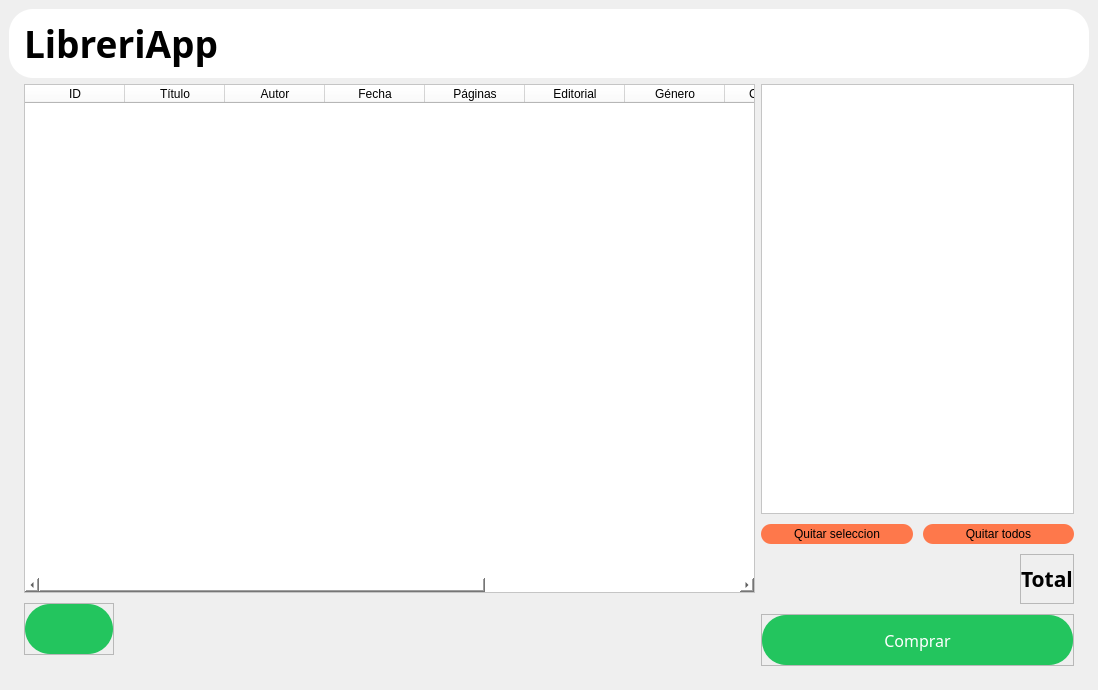
The window that win.ui (JuannRob/final-lab2) describes before a commit, drawn with Qt 5.
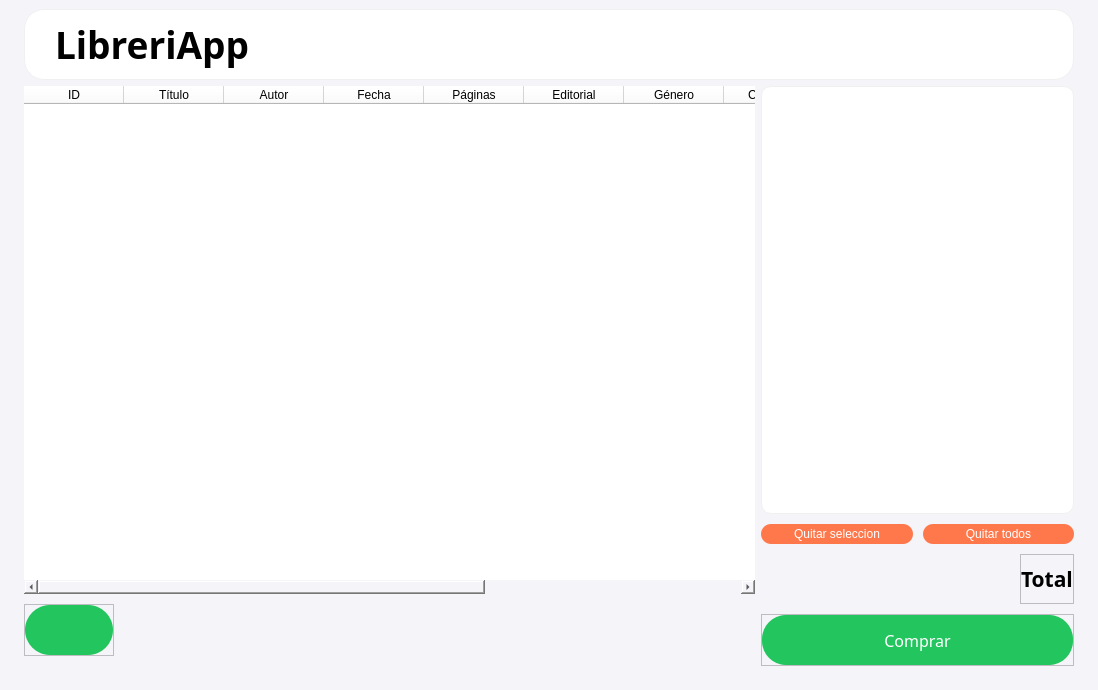
The same window after the commit. Icons and pictures are not drawn.

The edit to the form file:
```diff
--- a/win.ui
+++ b/win.ui
@@ -14,11 +14,8 @@
    <string>LibreriApp</string>
   </property>
   <property name="styleSheet">
-   <string notr="true">background-color: rgb(255, 255, 255);
-QPushButton#comprar:disabled
-{
-	color: rgb(255, 85, 0);
-}</string>
+   <string notr="true">background-color: rgb(245, 244, 249);
+</string>
   </property>
   <widget class="QWidget" name="centralwidget">
    <layout class="QHBoxLayout" name="horizontalLayout_3">
@@ -27,10 +24,19 @@
       <property name="spacing">
        <number>6</number>
       </property>
+      <property name="leftMargin">
+       <number>15</number>
+      </property>
+      <property name="rightMargin">
+       <number>15</number>
+      </property>
       <item alignment="Qt::AlignBottom">
        <widget class="QFrame" name="frame">
         <property name="styleSheet">
-         <string notr="true">background-color:rgb(255, 255, 255); border-radius: 24; </string>
+         <string notr="true">background-color:rgb(255,255,255);
+border:1px solid rgb(240, 240, 240);
+border-radius: 20;
+</string>
         </property>
         <property name="frameShape">
          <enum>QFrame::StyledPanel</enum>
@@ -43,7 +49,13 @@
           <number>0</number>
          </property>
          <property name="leftMargin">
-          <number>15</number>
+          <number>30</number>
+         </property>
+         <property name="topMargin">
+          <number>9</number>
+         </property>
+         <property name="rightMargin">
+          <number>0</number>
          </property>
          <item alignment="Qt::AlignLeft|Qt::AlignBottom">
           <widget class="QLabel" name="label">
@@ -56,7 +68,8 @@
             </font>
            </property>
            <property name="styleSheet">
-            <string notr="true"/>
+            <string notr="true">background-color:rgba(0,0,0,0);
+border: none</string>
            </property>
            <property name="text">
             <string>LibreriApp</string>
@@ -69,13 +82,13 @@
       <item>
        <layout class="QHBoxLayout" name="hLayout" stretch="7,3">
         <property name="leftMargin">
-         <number>15</number>
+         <number>0</number>
         </property>
         <property name="topMargin">
          <number>0</number>
         </property>
         <property name="rightMargin">
-         <number>15</number>
+         <number>0</number>
         </property>
         <property name="bottomMargin">
          <number>15</number>
@@ -88,7 +101,8 @@
           <item>
            <widget class="QTableWidget" name="tabla">
             <property name="styleSheet">
-             <string notr="true">background-color:rgb(255, 255, 255);</string>
+             <string notr="true">background-color:rgb(255, 255, 255);
+border: none</string>
             </property>
             <column>
              <property name="text">
@@ -232,7 +246,9 @@
           <item>
            <widget class="QListWidget" name="carrito">
             <property name="styleSheet">
-             <string notr="true">background-color:rgb(255, 255, 255);</string>
+             <string notr="true">background-color:rgb(255, 255, 255);
+border-radius: 10;
+border: 1px solid rgb(240,240,240)</string>
             </property>
            </widget>
           </item>
@@ -254,7 +270,8 @@
               </property>
               <property name="styleSheet">
                <string notr="true">background-color:rgb(254, 120, 75);
-border-radius:10;</string>
+border-radius:10;
+color:white</string>
               </property>
               <property name="text">
                <string>Quitar seleccion</string>
@@ -271,7 +288,8 @@
               </property>
               <property name="styleSheet">
                <string notr="true">background-color:rgb(254, 120, 75);
-border-radius: 10;</string>
+border-radius: 10;
+color:white</string>
               </property>
               <property name="text">
                <string>Quitar todos</string>
```
Left out of the diff: 2 changed lines with no effect on the pictures.
